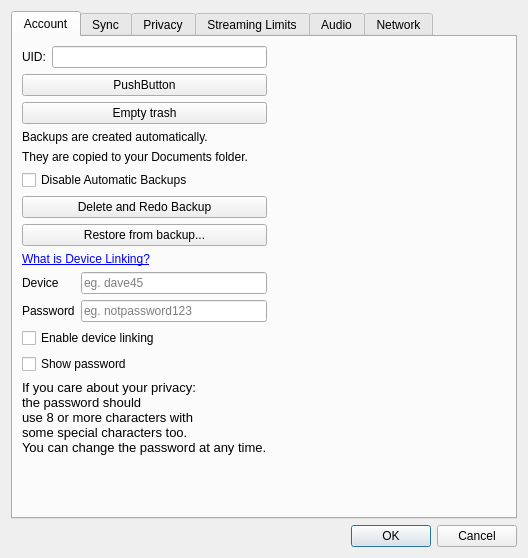
The window that cdcx/config.ui (blindchimp/dwyco) describes before a commit, drawn with Qt 5.
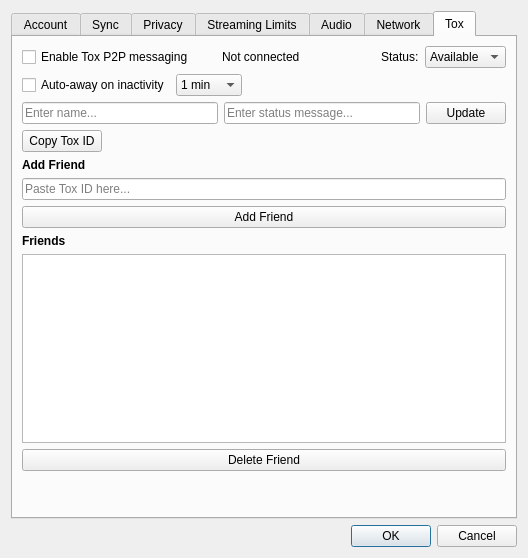
The same window after the commit. The open tabs and pages were chosen to show the change.

```diff
--- a/cdcx/config.ui
+++ b/cdcx/config.ui
@@ -209,10 +209,10 @@
          </property>
         </widget>
        </item>
-       <item row="12" column="0">
-        <widget class="QLabel" name="label_25">
-         <property name="text">
-          <string>&lt;!DOCTYPE HTML PUBLIC &quot;-//W3C//DTD HTML 4.0//EN&quot; &quot;http://www.w3.org/TR/REC-html40/strict.dtd&quot;&gt;
+        <item row="12" column="0">
+         <widget class="QLabel" name="label_25">
+          <property name="text">
+           <string>&lt;!DOCTYPE HTML PUBLIC &quot;-//W3C//DTD HTML 4.0//EN&quot; &quot;http://www.w3.org/TR/REC-html40/strict.dtd&quot;&gt;
 &lt;html&gt;&lt;head&gt;&lt;meta name=&quot;qrichtext&quot; content=&quot;1&quot; /&gt;&lt;meta charset=&quot;utf-8&quot; /&gt;&lt;style type=&quot;text/css&quot;&gt;
 p, li { white-space: pre-wrap; }
 hr { height: 1px; border-width: 0; }
@@ -220,11 +220,11 @@
 li.checked::marker { content: &quot;\2612&quot;; }
 &lt;/style&gt;&lt;/head&gt;&lt;body style=&quot; font-family:'Fira Sans'; font-size:10pt; font-weight:400; font-style:normal;&quot;&gt;
 &lt;p style=&quot; margin-top:12px; margin-bottom:12px; margin-left:0px; margin-right:0px; -qt-block-indent:0; text-indent:0px;&quot;&gt;If you care about your privacy:&lt;br&gt;the password should &lt;br /&gt;use 8 or more characters with&lt;br /&gt;some special characters too.&lt;br /&gt;You can change the password at any time.&lt;/p&gt;&lt;/body&gt;&lt;/html&gt;</string>
-         </property>
-        </widget>
-       </item>
-      </layout>
-     </widget>
+          </property>
+         </widget>
+        </item>
+        </layout>
+      </widget>
      <widget class="QWidget" name="tab">
       <attribute name="title">
        <string>Sync</string>
@@ -1039,12 +1039,285 @@
         </widget>
        </item>
       </layout>
+      </widget>
+      <widget class="QWidget" name="tab_tox">
+       <attribute name="title">
+        <string>Tox</string>
+       </attribute>
+       <layout class="QVBoxLayout" name="tox_tab_layout">
+        <item>
+         <layout class="QHBoxLayout" name="tox_row1">
+          <item>
+           <widget class="QCheckBox" name="tox_enable">
+            <property name="text">
+             <string>Enable Tox P2P messaging</string>
+            </property>
+           </widget>
+          </item>
+          <item>
+           <widget class="QLabel" name="tox_status_indicator">
+            <property name="minimumSize">
+             <size>
+              <width>16</width>
+              <height>16</height>
+             </size>
+            </property>
+            <property name="maximumSize">
+             <size>
+              <width>16</width>
+              <height>16</height>
+             </size>
+            </property>
+            <property name="text">
+             <string/>
+            </property>
+           </widget>
+          </item>
+          <item>
+           <widget class="QLabel" name="tox_status_label">
+            <property name="text">
+             <string>Not connected</string>
+            </property>
+           </widget>
+          </item>
+          <item>
+           <spacer name="tox_spacer1">
+            <property name="orientation">
+             <enum>Qt::Orientation::Horizontal</enum>
+            </property>
+            <property name="sizeHint" stdset="0">
+             <size>
+              <width>40</width>
+              <height>20</height>
+             </size>
+            </property>
+           </spacer>
+          </item>
+          <item>
+           <widget class="QLabel" name="tox_status_label_2">
+            <property name="text">
+             <string>Status:</string>
+            </property>
+           </widget>
+          </item>
+          <item>
+           <widget class="QComboBox" name="tox_user_status">
+            <item>
+             <property name="text">
+              <string>Available</string>
+             </property>
+            </item>
+            <item>
+             <property name="text">
+              <string>Away</string>
+             </property>
+            </item>
+            <item>
+             <property name="text">
+              <string>Busy</string>
+             </property>
+            </item>
+           </widget>
+          </item>
+         </layout>
+        </item>
+        <item>
+         <layout class="QHBoxLayout" name="tox_row2">
+          <item>
+           <widget class="QCheckBox" name="auto_away_enable">
+            <property name="text">
+             <string>Auto-away on inactivity</string>
+            </property>
+           </widget>
+          </item>
+          <item>
+           <widget class="QComboBox" name="auto_away_timeout">
+            <item>
+             <property name="text">
+              <string>1 min</string>
+             </property>
+            </item>
+            <item>
+             <property name="text">
+              <string>2 min</string>
+             </property>
+            </item>
+            <item>
+             <property name="text">
+              <string>5 min</string>
+             </property>
+            </item>
+            <item>
+             <property name="text">
+              <string>10 min</string>
+             </property>
+            </item>
+            <item>
+             <property name="text">
+              <string>15 min</string>
+             </property>
+            </item>
+            <item>
+             <property name="text">
+              <string>30 min</string>
+             </property>
+            </item>
+           </widget>
+          </item>
+          <item>
+           <spacer name="tox_spacer2">
+            <property name="orientation">
+             <enum>Qt::Orientation::Horizontal</enum>
+            </property>
+            <property name="sizeHint" stdset="0">
+             <size>
+              <width>40</width>
+              <height>20</height>
+             </size>
+            </property>
+           </spacer>
+          </item>
+         </layout>
+        </item>
+        <item>
+         <layout class="QHBoxLayout" name="tox_row3">
+          <item>
+           <widget class="QLineEdit" name="tox_name">
+            <property name="placeholderText">
+             <string>Enter name...</string>
+            </property>
+           </widget>
+          </item>
+          <item>
+           <widget class="QLineEdit" name="tox_status_msg">
+            <property name="placeholderText">
+             <string>Enter status message...</string>
+            </property>
+           </widget>
+          </item>
+          <item>
+           <widget class="QPushButton" name="tox_update_name">
+            <property name="text">
+             <string>Update</string>
+            </property>
+           </widget>
+          </item>
+         </layout>
+        </item>
+        <item>
+         <layout class="QHBoxLayout" name="tox_row4">
+          <item>
+           <widget class="QPushButton" name="tox_copy_id">
+            <property name="text">
+             <string>Copy Tox ID</string>
+            </property>
+           </widget>
+          </item>
+          <item>
+           <widget class="QLabel" name="tox_id_display">
+            <property name="font">
+             <font>
+              <family>Monaco</family>
+             </font>
+            </property>
+            <property name="text">
+             <string/>
+            </property>
+            <property name="textInteractionFlags">
+             <set>Qt::TextInteractionFlag::TextSelectableByMouse</set>
+            </property>
+           </widget>
+          </item>
+          <item>
+           <spacer name="tox_spacer3">
+            <property name="orientation">
+             <enum>Qt::Orientation::Horizontal</enum>
+            </property>
+            <property name="sizeHint" stdset="0">
+             <size>
+              <width>40</width>
+              <height>20</height>
+             </size>
+            </property>
+           </spacer>
+          </item>
+         </layout>
+        </item>
+        <item>
+         <widget class="QLabel" name="tox_add_friend_label">
+          <property name="text">
+           <string>Add Friend</string>
+          </property>
+          <property name="font">
+           <font>
+            <bold>true</bold>
+           </font>
+          </property>
+         </widget>
+        </item>
+        <item>
+         <widget class="QLineEdit" name="tox_friend_id_input">
+          <property name="placeholderText">
+           <string>Paste Tox ID here...</string>
+          </property>
+         </widget>
+        </item>
+        <item>
+         <widget class="QPushButton" name="tox_add_friend">
+          <property name="text">
+           <string>Add Friend</string>
+          </property>
+         </widget>
+        </item>
+        <item>
+         <widget class="QLabel" name="tox_friends_label">
+          <property name="text">
+           <string>Friends</string>
+          </property>
+          <property name="font">
+           <font>
+            <bold>true</bold>
+           </font>
+          </property>
+         </widget>
+        </item>
+        <item>
+         <widget class="QListWidget" name="tox_friend_list">
+          <property name="minimumSize">
+           <size>
+            <width>0</width>
+            <height>120</height>
+           </size>
+          </property>
+         </widget>
+        </item>
+        <item>
+         <widget class="QPushButton" name="tox_delete_friend">
+          <property name="text">
+           <string>Delete Friend</string>
+          </property>
+         </widget>
+        </item>
+        <item>
+         <spacer name="tox_spacer_bottom">
+          <property name="orientation">
+           <enum>Qt::Orientation::Vertical</enum>
+          </property>
+          <property name="sizeHint" stdset="0">
+           <size>
+            <width>20</width>
+            <height>40</height>
+           </size>
+          </property>
+         </spacer>
+        </item>
+       </layout>
+      </widget>
      </widget>
-    </widget>
-   </item>
-  </layout>
- </widget>
- <tabstops>
+    </item>
+   </layout>
+  </widget>
+  <tabstops>
   <tabstop>chat_dont_display_video</tabstop>
   <tabstop>chat_show_all</tabstop>
   <tabstop>profiles_no_auto_load</tabstop>
```
